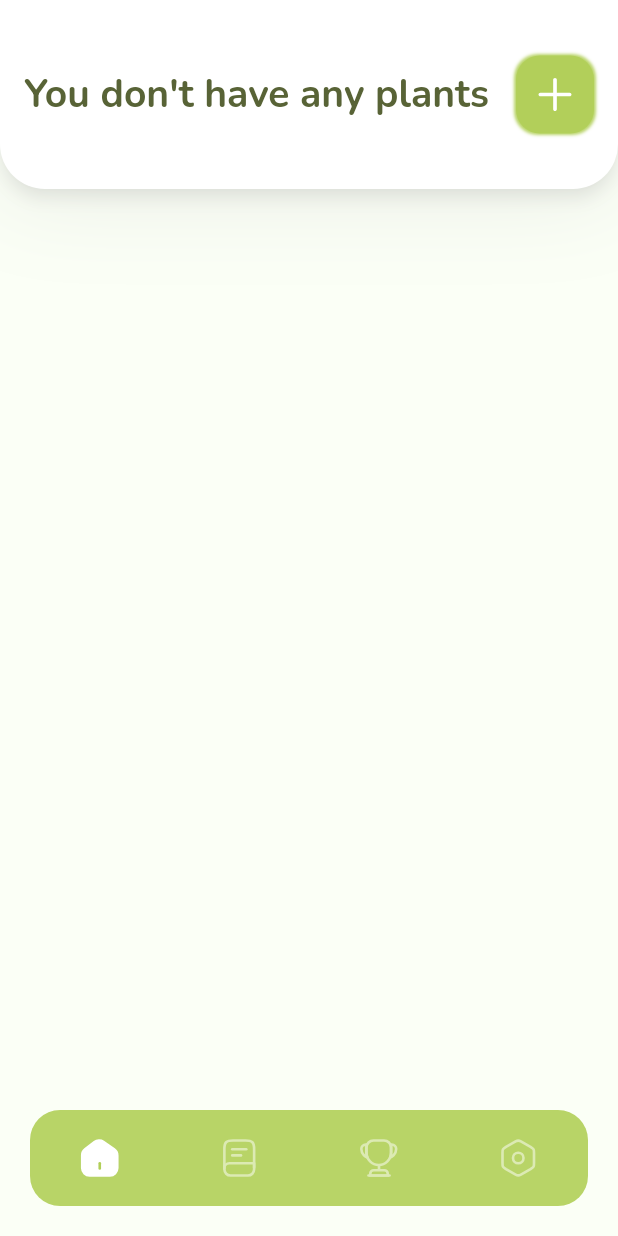
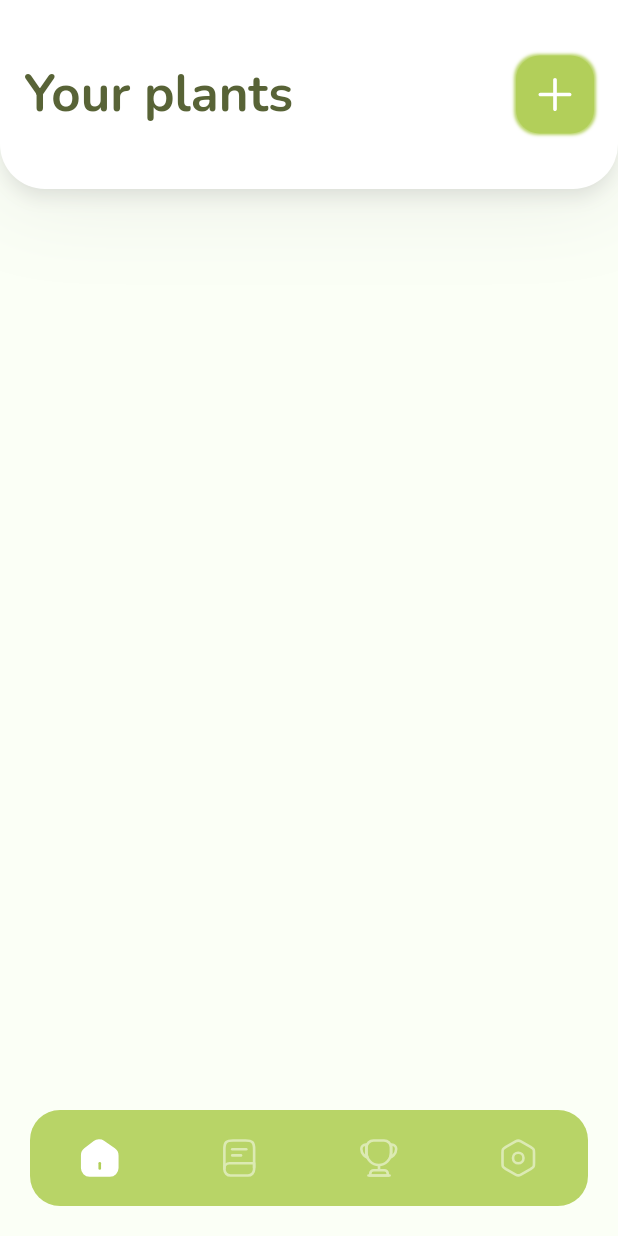
Before and after one commit to KaryFeever/Bonsai, a Flutter app: the screen it shows after launch, on a phone screen of 412 x 824 dp. Run offline on Flutter 3.47's test engine with Material 2 defaults, Android fonts, the phone set to English and light mode, and no system bars; our stand-ins replace auto_size_text, flutter_svg, get_it, get_it_mixin, google_fonts, image_cropper and 1 more; missing offline and left inert: proste_bezier_curve.

Commit message:
Fixes AppBar

```diff
--- a/bonsai/lib/constants/styles.dart
+++ b/bonsai/lib/constants/styles.dart
@@ -75,6 +75,4 @@ class Styles {
       fontSize: 16,
       color: textColorPrimary.withOpacity(0.65),
       fontWeight: FontWeight.w500);
-  static TextStyle noPlantsText = GoogleFonts.nunito(
-      fontSize: 26, color: textColorPrimary, fontWeight: FontWeight.w700);
 }
--- a/bonsai/lib/controllers/home_page/home_controller.dart
+++ b/bonsai/lib/controllers/home_page/home_controller.dart
@@ -21,6 +21,16 @@ class HomeController extends ChangeNotifier {
       return true;
     }
     return false;
+  }
+
+  int counterPlantsToCareToday(List<Plant> plants) {
+    int counter = 0;
+    for (Plant plant in plants) {
+      if (careTodayPlantNeeded(plant)) {
+        counter++;
+      }
+    }
+    return counter;
   }
 
   // что нужно сделать сегодня
--- a/bonsai/lib/views/home_page/home_page.dart
+++ b/bonsai/lib/views/home_page/home_page.dart
@@ -46,28 +46,26 @@ class _HomePageState extends State<HomePage> with GetItStateMixin {
                 Column(
                   crossAxisAlignment: CrossAxisAlignment.start,
                   children: [
-                    if (plants_counter == 0)
-                      Text(
-                        "You don't have any plants",
-                        style: Styles.noPlantsText,
-                      )
-                    else
-                      Text(
-                        "Your plants",
-                        style: Styles.headLine1,
-                      ),
+                    Text(
+                      "Your plants",
+                      style: Styles.headLine1,
+                    ),
                     if (plants_counter > 0 &&
                         HomeController()
                             .careTodayPlantsNeeded(get<Plants>().getPlants()))
                       Text(
-                        "Need care today",
+                        HomeController()
+                                .counterPlantsToCareToday(
+                                    get<Plants>().getPlants())
+                                .toString() +
+                            " plants need care",
                         style: Styles.textGray,
                       )
                     else if (plants_counter > 0 &&
                         !HomeController()
                             .careTodayPlantsNeeded(get<Plants>().getPlants()))
                       Text(
-                        "No plants need care today",
+                        "All plants are cared",
                         style: Styles.textGreen,
                       ),
                   ],
@@ -195,15 +193,7 @@ class _HomePageState extends State<HomePage> with GetItStateMixin {
                                                 style: Styles.headLine1,
                                                 maxLines: 1,
                                               ),
-                                            )
-
-                                            // Text(
-                                            //   get<Plants>()
-                                            //       .getPlants()[index]
-                                            //       .getName(),
-                                            //   style: Styles.headLine1,
-                                            // ),
-                                            ),
+                                            )),
                                         // имя
 
                                         // статус
```
